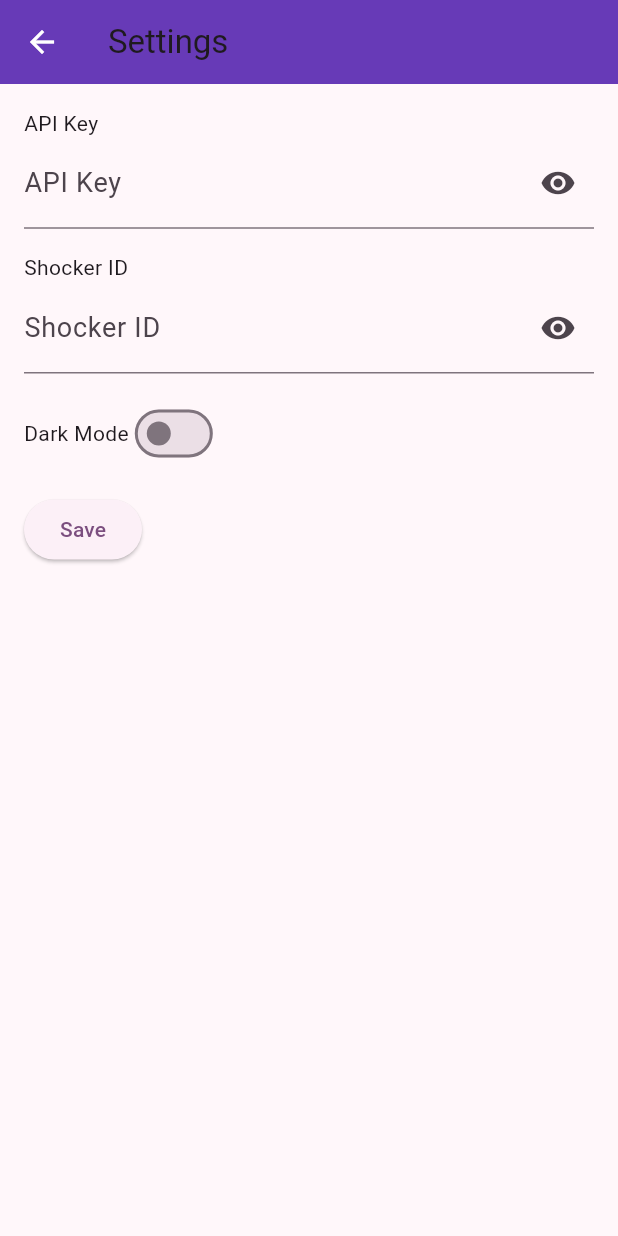
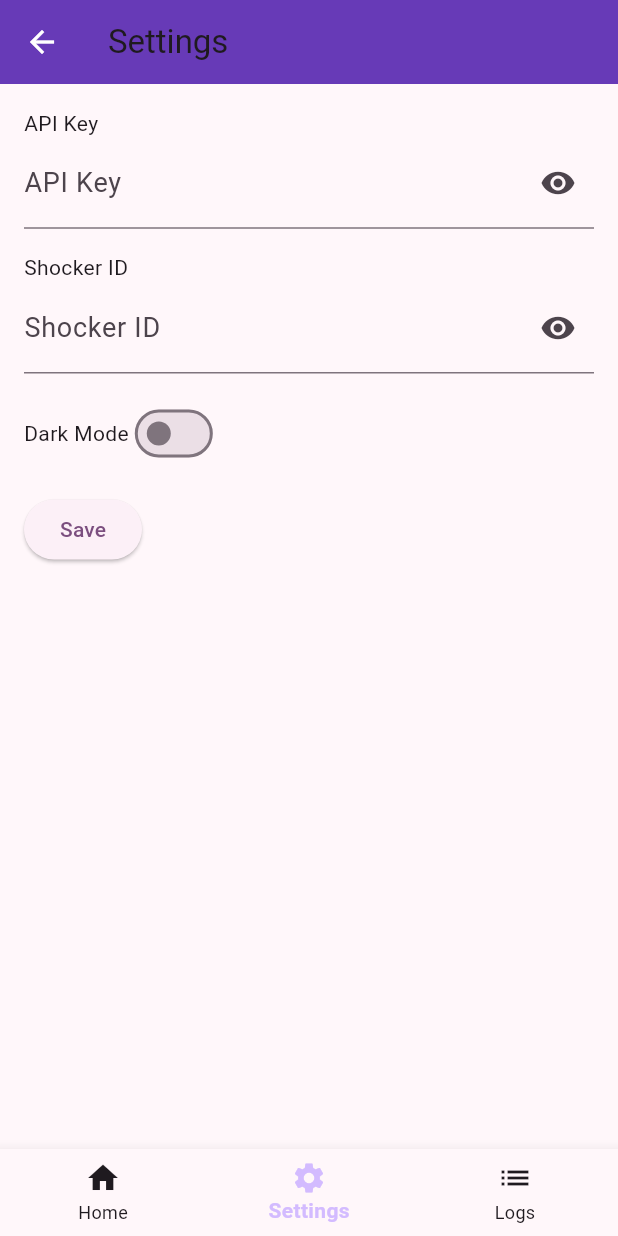
Before and after one commit to NotLugozzi/openshock-android, a Flutter app: the SettingsPage screen opened directly, on a phone screen of 412 x 824 dp. Run offline on Flutter 3.47's test engine with Material 2 defaults, Android fonts, the light colour scheme and no system bars; our stand-ins replace fluttertoast, shared_preferences; accounts and stored records are empty.

Commit message:
UI changes, Logs viewer
version bumped to 0.2.0

```diff
--- a/lib/settings_page.dart
+++ b/lib/settings_page.dart
@@ -1,9 +1,9 @@
-// settings_page.dart
+import 'package:OpenshockCompanion/LogsPage.dart';
 import 'package:flutter/material.dart';
 import 'package:shared_preferences/shared_preferences.dart';
 
 class SettingsPage extends StatefulWidget {
-  const SettingsPage({super.key});
+  const SettingsPage({Key? key});
 
   @override
   _SettingsPageState createState() => _SettingsPageState();
@@ -106,6 +106,38 @@ class _SettingsPageState extends State<SettingsPage> {
           ],
         ),
       ),
+      bottomNavigationBar: BottomNavigationBar(
+        items: const [
+          BottomNavigationBarItem(
+            icon: Icon(Icons.home),
+            label: 'Home',
+          ),
+          BottomNavigationBarItem(
+            icon: Icon(Icons.settings),
+            label: 'Settings',
+          ),
+          BottomNavigationBarItem(
+            icon: Icon(Icons.list),
+            label: 'Logs',
+          ),
+        ],
+        currentIndex: 1, // Set the current index to 1 for the Settings page
+        onTap: (index) {
+          if (index == 0) {
+            // Navigate back to the main page
+            Navigator.popUntil(context, (route) => route.isFirst);
+          } else if (index == 2) {
+            Navigator.push(
+              context,
+              MaterialPageRoute(builder: (context) => const LogsPage()),
+            );
+          }
+        },
+        selectedItemColor: const Color.fromARGB(255, 211, 187, 255), // or any color you prefer
+        unselectedItemColor: Theme.of(context).textTheme.caption?.color,
+        showUnselectedLabels: true,
+        selectedLabelStyle: TextStyle(fontWeight: FontWeight.bold),
+      ),
     );
   }
 }
--- a/pubspec.yaml
+++ b/pubspec.yaml
@@ -4,7 +4,7 @@ description: Companion app for managing openshock-compatible devices
 # pub.dev using `flutter pub publish`. This is preferred for private packages.
 publish_to: 'none' # Remove this line if you wish to publish to pub.dev
 
-version: 0.1.4
+version: 0.2.0
 
 environment:
   sdk: '>=3.1.2 <4.0.0'
```
Also changed, not shown: lib/LogsPage.dart (added, +147 -0 lines), lib/main.dart (+44 -11 lines).
